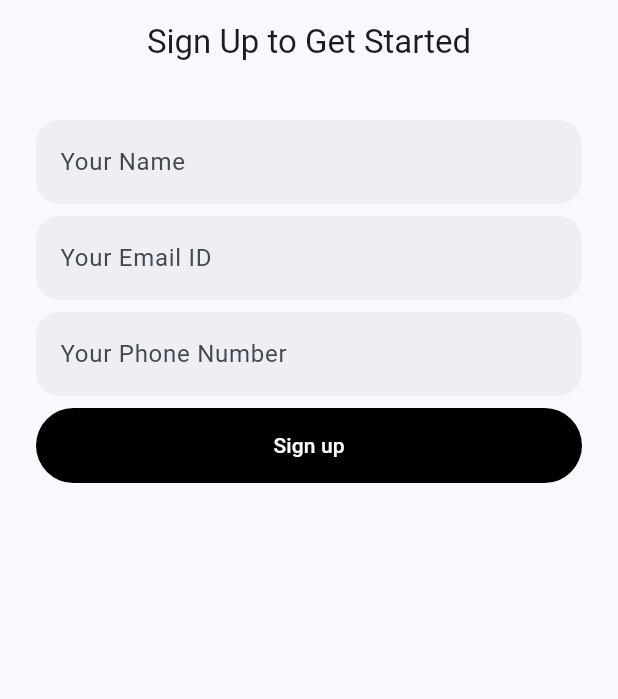
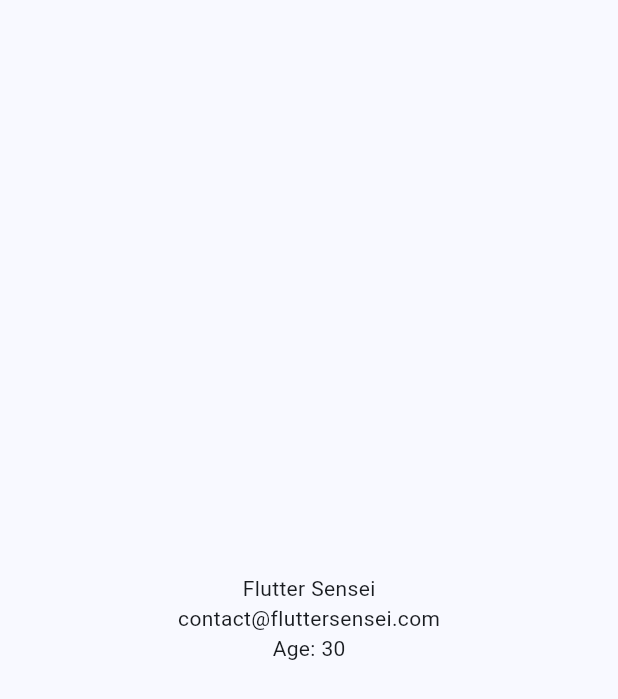
Before and after one commit to TheFlutterSensei/UI-Engineering, a Flutter app: the screen it shows after launch, on a phone screen of 412 x 824 dp. Shown: the top 699 px of the screen. Run offline on Flutter 3.47's test engine with Material 3 defaults, Android fonts, the phone set to English and light mode, and no system bars.

Commit message:
Completed 03.01

```diff
--- a/lib/main.dart
+++ b/lib/main.dart
@@ -22,31 +22,3 @@ class MyApp extends StatelessWidget {
     );
   }
 }
-
-/**
-Prompt:
-We are building a Flutter UI Engineering course project.
-
-Please inspect the existing project structure and build a reusable
-multi-select interests section on the HomeScreen.
-
-Requirements:
-
-- Use CheckboxListTile.
-- Allow the user to select multiple interests.
-- Use these options:
-  Flutter
-  Firebase
-  UI Design
-  Dart
-- Store the selected interests in a Set<String>.
-- Show a text below the checkboxes displaying:
-  "3 interests selected"
-  using the actual number selected.
-- Keep the implementation simple and readable.
-- Follow the existing coding style and spacing constants in the project.
-- Do not add any external packages.
-
-Before making changes, briefly explain your approach.
-Then implement the feature.
- */
--- /dev/null
+++ b/lib/models/user.dart
@@ -0,0 +1,7 @@
+class User {
+  final String name;
+  final String email;
+  final int age;
+
+  User({required this.name, required this.email, required this.age});
+}
--- a/lib/screens/home_screen.dart
+++ b/lib/screens/home_screen.dart
@@ -1,7 +1,5 @@
 import 'package:flutter/material.dart';
-import 'package:ui_engineering/constants/form_field_design.dart';
-import 'package:ui_engineering/constants/spacing.dart';
-import 'package:ui_engineering/validators/validators.dart';
+import 'package:ui_engineering/models/user.dart';
 
 class HomeScreen extends StatefulWidget {
   const HomeScreen({super.key});
@@ -11,65 +9,23 @@ class HomeScreen extends StatefulWidget {
 }
 
 class _HomeScreenState extends State<HomeScreen> {
-  final _formKey = GlobalKey<FormState>();
+  final user = User(
+    name: 'Flutter Sensei',
+    email: 'contact@fluttersensei.com',
+    age: 30,
+  );
 
   @override
   Widget build(BuildContext context) {
     return Scaffold(
-      appBar: AppBar(
-        title: const Text('Sign Up to Get Started'),
-        centerTitle: true,
-      ),
-      body: Padding(
-        padding: const EdgeInsets.all(Spacing.lg),
-        child: Form(
-          key: _formKey,
-          autovalidateMode: AutovalidateMode.onUnfocus,
-          child: Column(
-            crossAxisAlignment: CrossAxisAlignment.center,
-            children: [
-              TextFormField(
-                keyboardType: TextInputType.name,
-                decoration: FormFieldDesign.textFieldDesign.copyWith(
-                  labelText: 'Your Name',
-                ),
-                validator: (value) =>
-                    Validators.checkRequired(value, 'Your name'),
-              ),
-              SizedBox(height: Spacing.sm),
-              TextFormField(
-                keyboardType: TextInputType.emailAddress,
-                decoration: FormFieldDesign.textFieldDesign.copyWith(
-                  labelText: 'Your Email ID',
-                ),
-                validator: (value) => Validators.checkEmail(value),
-              ),
-              SizedBox(height: Spacing.sm),
-              TextFormField(
-                keyboardType: TextInputType.phone,
-                decoration: FormFieldDesign.textFieldDesign.copyWith(
-                  labelText: 'Your Phone Number',
-                ),
-                validator: (value) =>
-                    Validators.checkRequired(value, 'your Phone Number'),
-              ),
-              SizedBox(height: Spacing.sm),
-              SizedBox(
-                width: double.infinity,
-                height: 50,
-                child: TextButton(
-                  style: TextButton.styleFrom(
-                    backgroundColor: Colors.black,
-                    foregroundColor: Colors.white,
-                  ),
-                  onPressed: () {
-                    _formKey.currentState!.validate();
-                  },
-                  child: Text('Sign up'),
-                ),
-              ),
-            ],
-          ),
+      body: Center(
+        child: Column(
+          mainAxisAlignment: MainAxisAlignment.center,
+          children: [
+            Text(user.name),
+            Text(user.email),
+            Text('Age: ${user.age}'),
+          ],
         ),
       ),
     );
```
